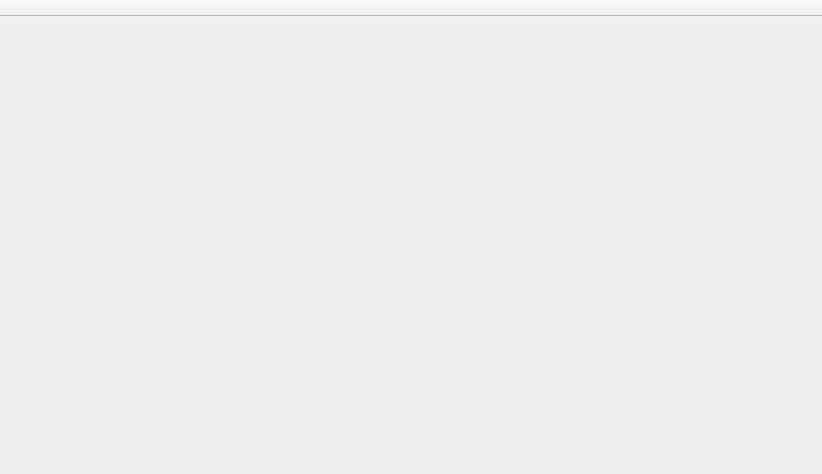
Old version of the form ide/ec/data/main.ui in the repository EasyCrypt/easycrypt.
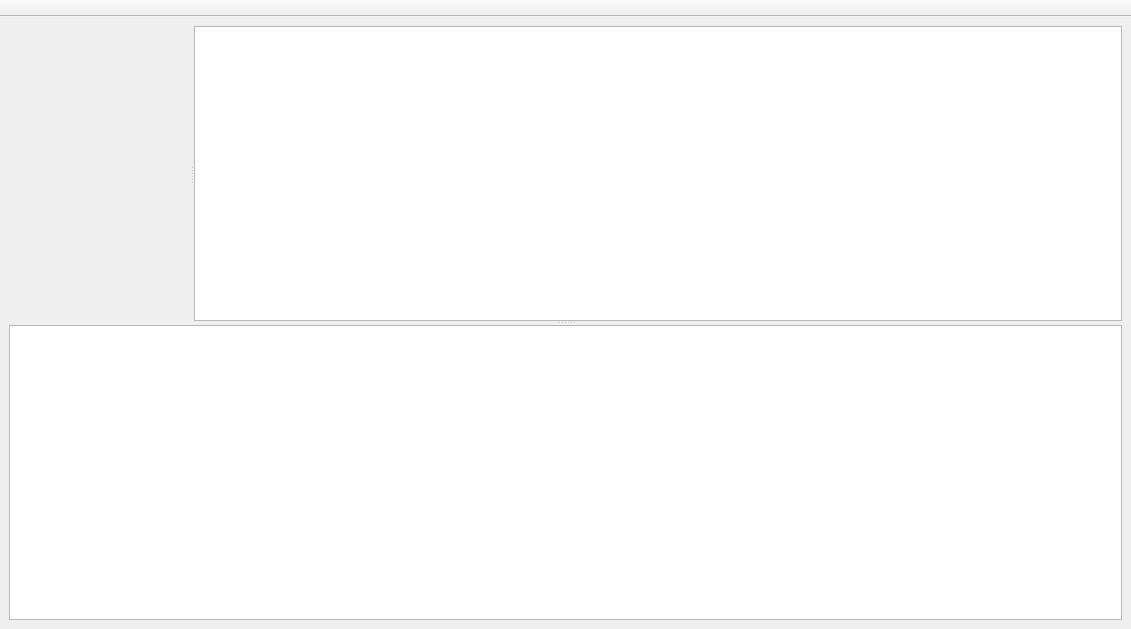
New version of the form. Icons and pictures are not drawn. Custom widgets are drawn as their Qt base class.

What changed in the file:
```diff
--- a/ide/ec/data/main.ui
+++ b/ide/ec/data/main.ui
@@ -6,14 +6,84 @@
    <rect>
     <x>0</x>
     <y>0</y>
-    <width>822</width>
-    <height>474</height>
+    <width>1131</width>
+    <height>629</height>
    </rect>
   </property>
   <property name="windowTitle">
    <string>EasyCrypt</string>
   </property>
-  <widget class="QWidget" name="centralwidget"/>
+  <widget class="QWidget" name="centralwidget">
+   <layout class="QVBoxLayout" name="verticalLayout">
+    <item>
+     <widget class="QSplitter" name="splitter_2">
+      <property name="orientation">
+       <enum>Qt::Vertical</enum>
+      </property>
+      <widget class="QSplitter" name="splitter">
+       <property name="orientation">
+        <enum>Qt::Horizontal</enum>
+       </property>
+       <widget class="ECEditor" name="editor" native="true">
+        <property name="sizePolicy">
+         <sizepolicy hsizetype="Preferred" vsizetype="Preferred">
+          <horstretch>1</horstretch>
+          <verstretch>0</verstretch>
+         </sizepolicy>
+        </property>
+       </widget>
+       <widget class="QPlainTextEdit" name="proofenv">
+        <property name="sizePolicy">
+         <sizepolicy hsizetype="Expanding" vsizetype="Expanding">
+          <horstretch>2</horstretch>
+          <verstretch>0</verstretch>
+         </sizepolicy>
+        </property>
+        <property name="font">
+         <font>
+          <family>Monospace</family>
+         </font>
+        </property>
+        <property name="tabChangesFocus">
+         <bool>true</bool>
+        </property>
+        <property name="undoRedoEnabled">
+         <bool>false</bool>
+        </property>
+        <property name="lineWrapMode">
+         <enum>QPlainTextEdit::NoWrap</enum>
+        </property>
+        <property name="readOnly">
+         <bool>true</bool>
+        </property>
+        <property name="plainText">
+         <string notr="true"/>
+        </property>
+       </widget>
+      </widget>
+      <widget class="QPlainTextEdit" name="messages">
+       <property name="font">
+        <font>
+         <family>Monospace</family>
+        </font>
+       </property>
+       <property name="tabChangesFocus">
+        <bool>true</bool>
+       </property>
+       <property name="undoRedoEnabled">
+        <bool>false</bool>
+       </property>
+       <property name="readOnly">
+        <bool>true</bool>
+       </property>
+       <property name="plainText">
+        <string notr="true"/>
+       </property>
+      </widget>
+     </widget>
+    </item>
+   </layout>
+  </widget>
   <widget class="QToolBar" name="menu">
    <property name="windowTitle">
     <string>toolBar</string>
@@ -79,6 +149,14 @@
    </property>
   </action>
  </widget>
+ <customwidgets>
+  <customwidget>
+   <class>ECEditor</class>
+   <extends>QWidget</extends>
+   <header location="global">ec.widgets.editor</header>
+   <container>1</container>
+  </customwidget>
+ </customwidgets>
  <resources/>
  <connections/>
 </ui>
```
Left out of the diff: 20 changed lines with no effect on the pictures.
